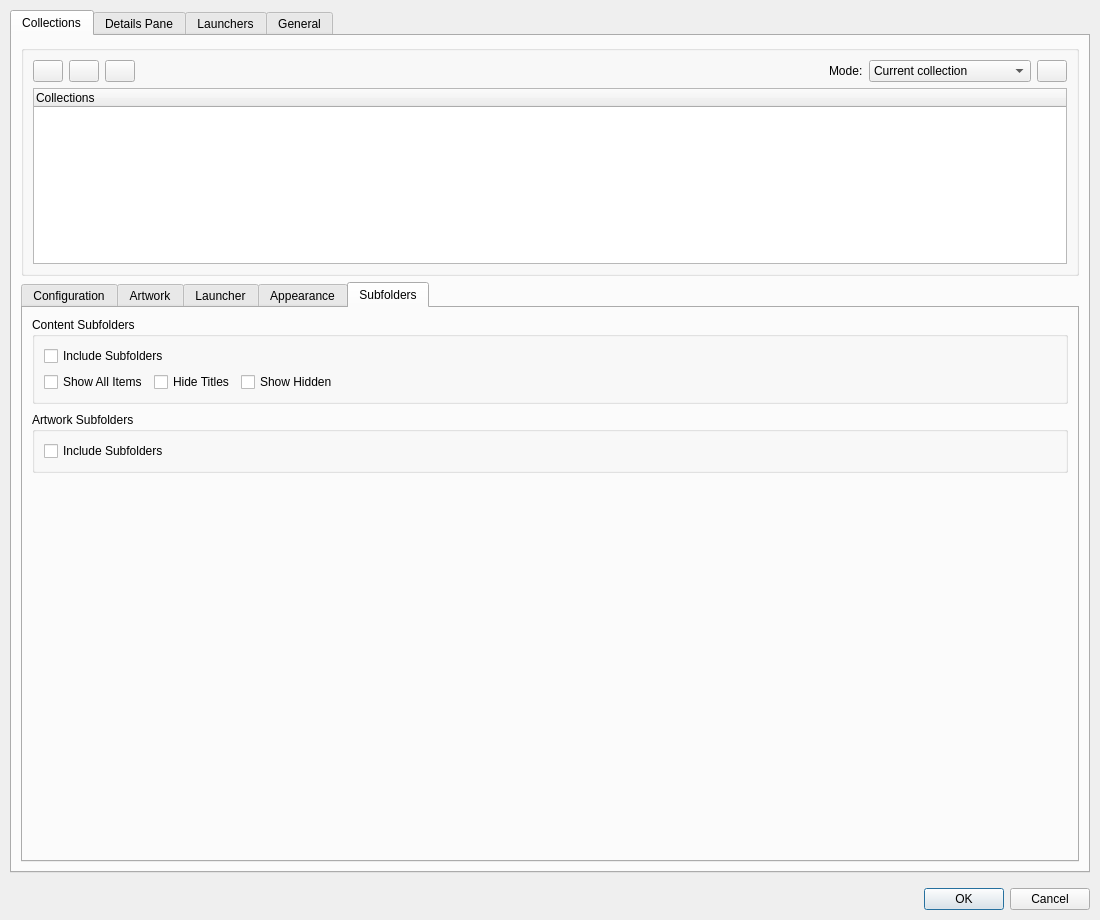
First picture: the form in src/ui/dialogs/settingsdialog.ui, repository EtherAura/Kartend, before the edit.
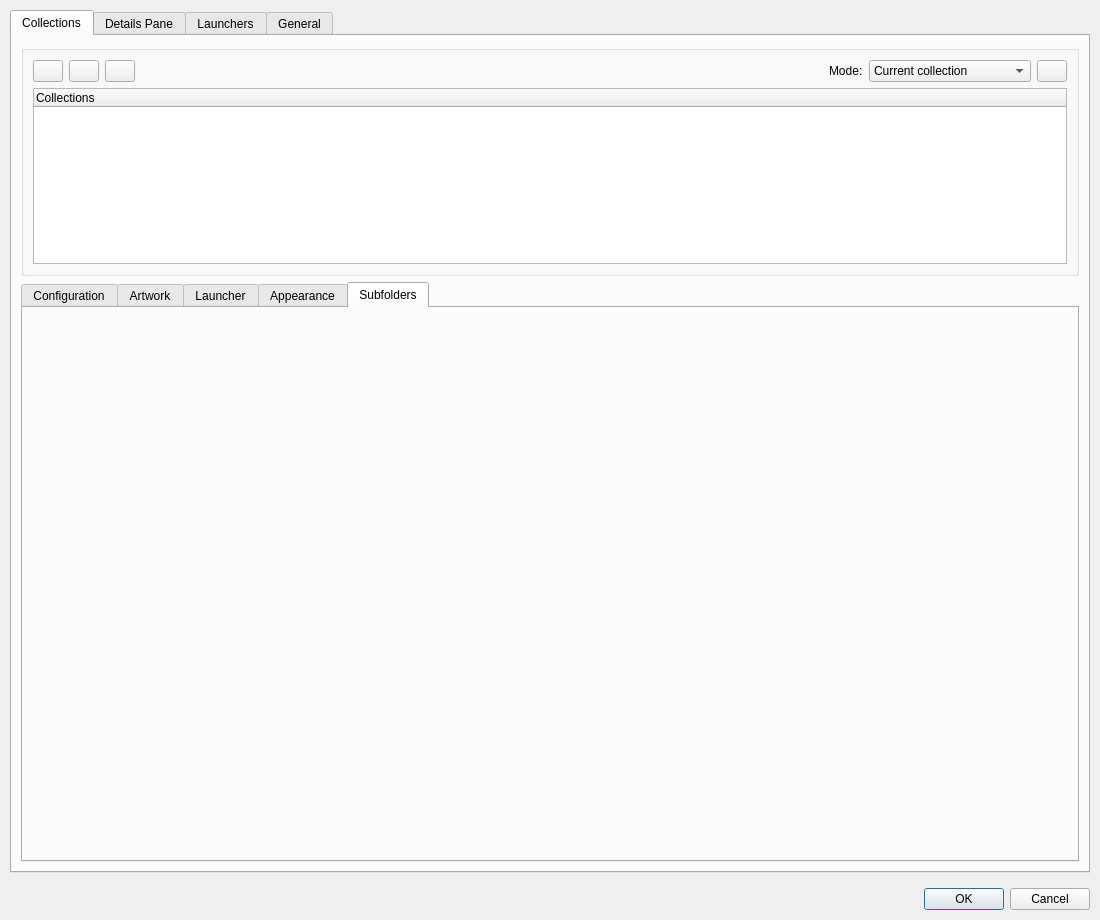
Second picture: the form after the edit. The open tabs and pages were chosen to show the change. Icons and pictures are not drawn. Custom widgets are drawn as their Qt base class.

Commit message: refactor(settings): extract SubfoldersPanel from collectionsTab Subfolders sub-tab

The edit to the form file:
```diff
--- a/src/ui/dialogs/settingsdialog.ui
+++ b/src/ui/dialogs/settingsdialog.ui
@@ -1398,84 +1398,8 @@
            <string>Subfolders</string>
           </attribute>
           <layout class="QVBoxLayout" name="subfoldersTabLayout">
-           <property name="spacing"><number>8</number></property>
            <item>
-            <widget class="QGroupBox" name="contentSubfoldersGroupBox">
-             <property name="title"><string>Content Subfolders</string></property>
-             <layout class="QVBoxLayout" name="contentSubfoldersGroupBoxLayout">
-              <property name="spacing"><number>6</number></property>
-              <item>
-               <layout class="QHBoxLayout" name="contentOptionsLayout">
-                <item>
-                 <widget class="QCheckBox" name="includeContentSubfoldersCheckBox">
-                  <property name="toolTip"><string>Show subfolders as navigable virtual folders (does not create subcollections)</string></property>
-                  <property name="text"><string>Include Subfolders</string></property>
-                 </widget>
-                </item>
-                <item>
-                 <spacer name="contentOptionsSpacer">
-                  <property name="orientation"><enum>Qt::Orientation::Horizontal</enum></property>
-                  <property name="sizeHint" stdset="0"><size><width>40</width><height>20</height></size></property>
-                 </spacer>
-                </item>
-               </layout>
-              </item>
-              <item>
-               <widget class="QWidget" name="subfolderOptionsWidget">
-                <layout class="QHBoxLayout" name="subfolderOptionsLayout">
-                 <property name="leftMargin"><number>0</number></property>
-                 <property name="topMargin"><number>0</number></property>
-                 <property name="rightMargin"><number>0</number></property>
-                 <property name="bottomMargin"><number>0</number></property>
-                 <item>
-                  <widget class="QCheckBox" name="showAllSubfolderItemsCheckBox">
-                   <property name="toolTip"><string>Mix items from subfolders with parent collection items, sorted alphabetically</string></property>
-                   <property name="text"><string>Show All Items</string></property>
-                  </widget>
-                 </item>
-                 <item>
-                  <widget class="QCheckBox" name="hideSubfolderTitlesCheckBox">
-                   <property name="toolTip"><string>Hide titles on virtual subfolder widgets</string></property>
-                   <property name="text"><string>Hide Titles</string></property>
-                  </widget>
-                 </item>
-                 <item>
-                  <widget class="QCheckBox" name="showHiddenFoldersCheckBox">
-                   <property name="toolTip"><string>Show hidden folders (folders starting with a dot)</string></property>
-                   <property name="text"><string>Show Hidden</string></property>
-                  </widget>
-                 </item>
-                 <item>
-                  <spacer name="subfolderOptionsSpacer">
-                   <property name="orientation"><enum>Qt::Orientation::Horizontal</enum></property>
-                   <property name="sizeHint" stdset="0"><size><width>40</width><height>20</height></size></property>
-                  </spacer>
-                 </item>
-                </layout>
-               </widget>
-              </item>
-             </layout>
-            </widget>
-           </item>
-           <item>
-            <widget class="QGroupBox" name="artworkSubfoldersGroupBox">
-             <property name="title"><string>Artwork Subfolders</string></property>
-             <layout class="QVBoxLayout" name="artworkSubfoldersGroupBoxLayout">
-              <property name="spacing"><number>6</number></property>
-              <item>
-               <widget class="QCheckBox" name="includeArtworkSubfoldersCheckBox">
-                <property name="toolTip"><string>Look for artwork in subfolders matching the content structure</string></property>
-                <property name="text"><string>Include Subfolders</string></property>
-               </widget>
-              </item>
-             </layout>
-            </widget>
-           </item>
-           <item>
-            <spacer name="subfoldersVerticalSpacer">
-             <property name="orientation"><enum>Qt::Orientation::Vertical</enum></property>
-             <property name="sizeHint" stdset="0"><size><width>20</width><height>40</height></size></property>
-            </spacer>
+            <widget class="SubfoldersPanel" name="subfoldersPanel" native="true"/>
            </item>
           </layout>
          </widget>
@@ -1750,6 +1674,12 @@
    <header>controlspanel.h</header>
    <container>1</container>
   </customwidget>
+  <customwidget>
+   <class>SubfoldersPanel</class>
+   <extends>QWidget</extends>
+   <header>subfolderspanel.h</header>
+   <container>1</container>
+  </customwidget>
  </customwidgets>
  <resources/>
  <connections/>
```
The commit also changes 9 other files.
